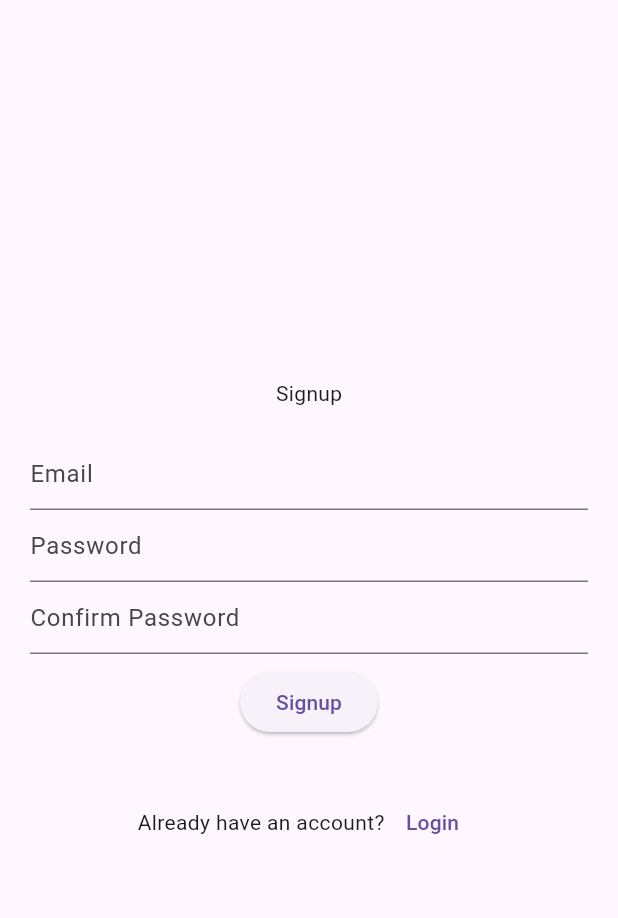
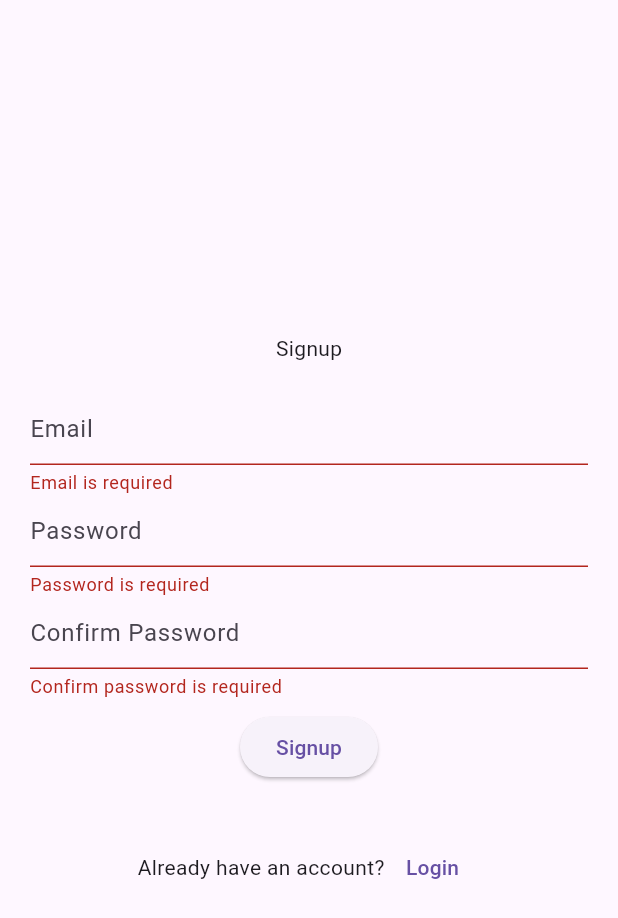
Before and after one commit to LX-ACADEMY/flutter_chat_firebase, a Flutter app: the SignupPage screen opened by its route, after a tap on "Signup", on a phone screen of 412 x 824 dp. Shown: the top 918 px of the screen. Run offline on Flutter 3.47's test engine with Material 3 defaults, Android fonts, the phone set to English and light mode, and no system bars; our stand-ins replace firebase_auth, firebase_core, flutter_hooks, flutter_riverpod, go_router, hooks_riverpod and 1 more; accounts and stored records are empty; generated files the repository leaves out were written again.

Commit message:
Added signup logic

```diff
--- a/lib/core/router/router.dart
+++ b/lib/core/router/router.dart
@@ -2,10 +2,12 @@ import 'package:chat_app/features/auth/view/pages/login_page.dart';
 import 'package:chat_app/features/auth/view/pages/signup_page.dart';
 import 'package:chat_app/features/chat/view/pages/chat_room_page.dart';
 import 'package:chat_app/features/chat/view/pages/users_list_page.dart';
+import 'package:chat_app/main.dart';
 import 'package:go_router/go_router.dart';
 
 final router = GoRouter(
   initialLocation: LoginPage.routePath,
+  navigatorKey: App.navigatorKey,
   routes: [
     GoRoute(
       path: UsersListPage.routePath,
--- /dev/null
+++ b/lib/core/utils/snackbar_utils.dart
@@ -0,0 +1,12 @@
+import 'package:chat_app/main.dart';
+import 'package:flutter/material.dart';
+
+class SnackBarUtils {
+  static void showMessage(String message) {
+    App.scaffoldMessengerKey.currentState!.showSnackBar(
+      SnackBar(
+        content: Text(message),
+      ),
+    );
+  }
+}
--- /dev/null
+++ b/lib/features/auth/controller/auth_controller.dart
@@ -0,0 +1,60 @@
+import 'package:chat_app/core/utils/snackbar_utils.dart';
+import 'package:chat_app/features/auth/services/auth_services.dart';
+import 'package:riverpod_annotation/riverpod_annotation.dart';
+
+part 'auth_controller.g.dart';
+
+@riverpod
+class AuthController extends _$AuthController {
+  @override
+  void build() {}
+
+  String? validateEmail(String? value) {
+    if (value == null || value.isEmpty) {
+      return 'Email is required';
+    }
+
+    /// Use regex to validate email format
+    final emailRegex = RegExp(r'^[\w-\.]+@([\w-]+\.)+[\w-]{2,4}$');
+
+    if (!emailRegex.hasMatch(value)) {
+      return 'Invalid email format';
+    }
+
+    return null;
+  }
+
+  String? validatePassword(String? value) {
+    if (value == null || value.isEmpty) {
+      return 'Password is required';
+    }
+
+    if (value.length < 6) {
+      return 'Password must be at least 6 characters';
+    }
+
+    return null;
+  }
+
+  String? validateConfirmPassword(String? password, String? confirmPassword) {
+    if (confirmPassword == null || confirmPassword.isEmpty) {
+      return 'Confirm password is required';
+    }
+
+    if (password != confirmPassword) {
+      return 'Password and confirm password must be the same';
+    }
+
+    return null;
+  }
+
+  Future<void> signup(String email, String password) async {
+    try {
+      await AuthServices.signup(email, password);
+
+      SnackBarUtils.showMessage('Signup success');
+    } catch (e) {
+      SnackBarUtils.showMessage(e.toString());
+    }
+  }
+}
--- /dev/null
+++ b/lib/features/auth/services/auth_services.dart
@@ -0,0 +1,8 @@
+import 'package:firebase_auth/firebase_auth.dart';
+
+class AuthServices {
+  static Future<void> signup(String email, String password) async {
+    await FirebaseAuth.instance
+        .createUserWithEmailAndPassword(email: email, password: password);
+  }
+}
--- a/lib/features/auth/view/pages/signup_page.dart
+++ b/lib/features/auth/view/pages/signup_page.dart
@@ -1,44 +1,76 @@
+import 'package:chat_app/features/auth/controller/auth_controller.dart';
 import 'package:chat_app/features/auth/view/pages/login_page.dart';
 import 'package:flutter/material.dart';
+import 'package:flutter_hooks/flutter_hooks.dart';
 import 'package:go_router/go_router.dart';
+import 'package:hooks_riverpod/hooks_riverpod.dart';
 
-class SignupPage extends StatelessWidget {
+class SignupPage extends HookConsumerWidget {
   static const routePath = '/signup';
 
   const SignupPage({super.key});
 
   @override
-  Widget build(BuildContext context) {
+  Widget build(BuildContext context, WidgetRef ref) {
+    final emailController = useTextEditingController();
+    final passwordController = useTextEditingController();
+
+    final formKey = useMemoized(() => GlobalKey<FormState>());
+
     /// callback to execute when the login link clicked
     void onLoginLinkClicked() {
       context.go(LoginPage.routePath);
     }
 
     /// Callback to execute when the signup button clicked
-    void onSignupButtonClicked() {}
+    void onSignupButtonClicked() {
+      if (formKey.currentState!.validate()) {
+        ref.read(authControllerProvider.notifier).signup(
+              emailController.text,
+              passwordController.text,
+            );
+      }
+    }
 
     return Scaffold(
       body: SizedBox(
         width: double.infinity,
         child: Padding(
           padding: const EdgeInsets.all(20),
+          child: Form(
+            key: formKey,
             child: Column(
               mainAxisAlignment: MainAxisAlignment.center,
               children: [
                 const Text('Signup'),
                 const SizedBox(height: 20),
-              const TextField(
-                decoration: InputDecoration(
+                TextFormField(
+                  validator:
+                      ref.read(authControllerProvider.notifier).validateEmail,
+                  controller: emailController,
+                  decoration: const InputDecoration(
                     hintText: 'Email',
                   ),
                 ),
-              const TextField(
-                decoration: InputDecoration(
+                TextFormField(
+                  validator: ref
+                      .read(authControllerProvider.notifier)
+                      .validatePassword,
+                  obscureText: true,
+                  controller: passwordController,
+                  decoration: const InputDecoration(
                     hintText: 'Password',
                   ),
                 ),
-              const TextField(
-                decoration: InputDecoration(
+                TextFormField(
+                  validator: (value) => ref
+                      .read(authControllerProvider.notifier)
+                      .validateConfirmPassword(
+                        passwordController.text,
+                        value,
+                      ),
+                  obscureText: true,
+                  decoration: const InputDecoration(
                     hintText: 'Confirm Password',
                   ),
                 ),
@@ -62,6 +94,7 @@ class SignupPage extends StatelessWidget {
             ),
           ),
         ),
+      ),
     );
   }
 }
--- a/lib/main.dart
+++ b/lib/main.dart
@@ -2,6 +2,7 @@ import 'package:chat_app/core/router/router.dart';
 import 'package:chat_app/firebase_options.dart';
 import 'package:firebase_core/firebase_core.dart';
 import 'package:flutter/material.dart';
+import 'package:flutter_riverpod/flutter_riverpod.dart';
 
 void main() async {
   WidgetsFlutterBinding.ensureInitialized();
@@ -10,7 +11,7 @@ void main() async {
     options: DefaultFirebaseOptions.currentPlatform,
   );
 
-  runApp(const App());
+  runApp(const ProviderScope(child: App()));
 }
 
 class App extends StatelessWidget {
@@ -23,6 +24,7 @@ class App extends StatelessWidget {
   Widget build(BuildContext context) {
     return MaterialApp.router(
       routerConfig: router,
+      scaffoldMessengerKey: App.scaffoldMessengerKey,
       title: 'Chat App',
     );
   }
```
Also changed, not shown: lib/features/auth/controller/auth_controller.g.dart (added), 1 other file. Lines whose indentation alone changed are shown as unchanged.
